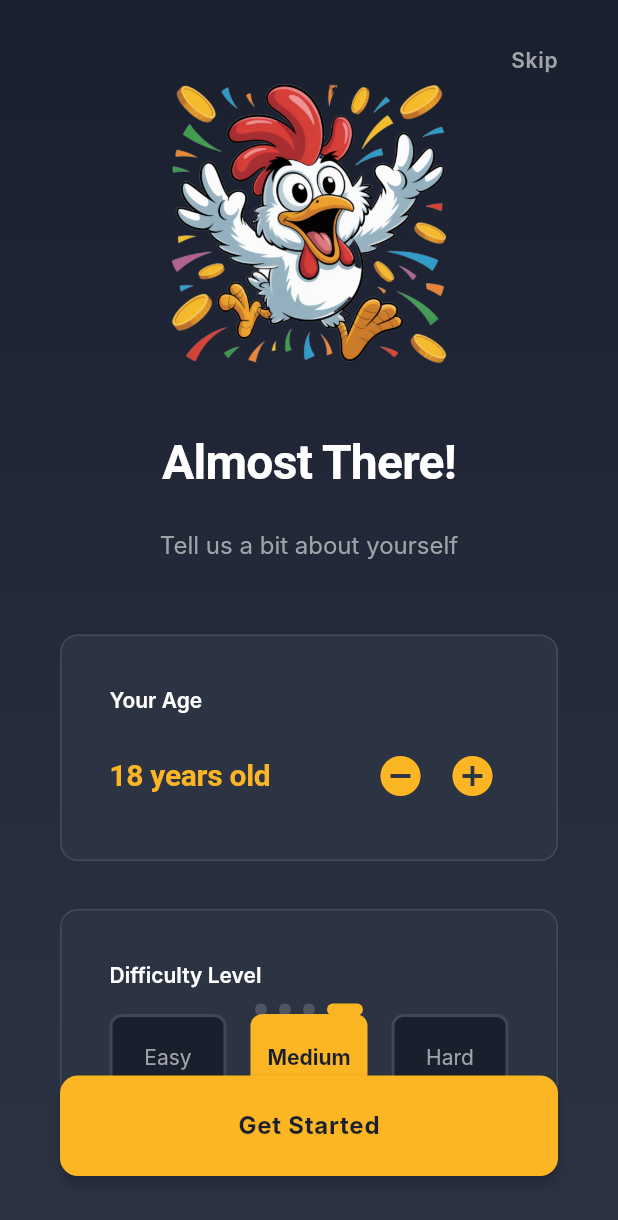
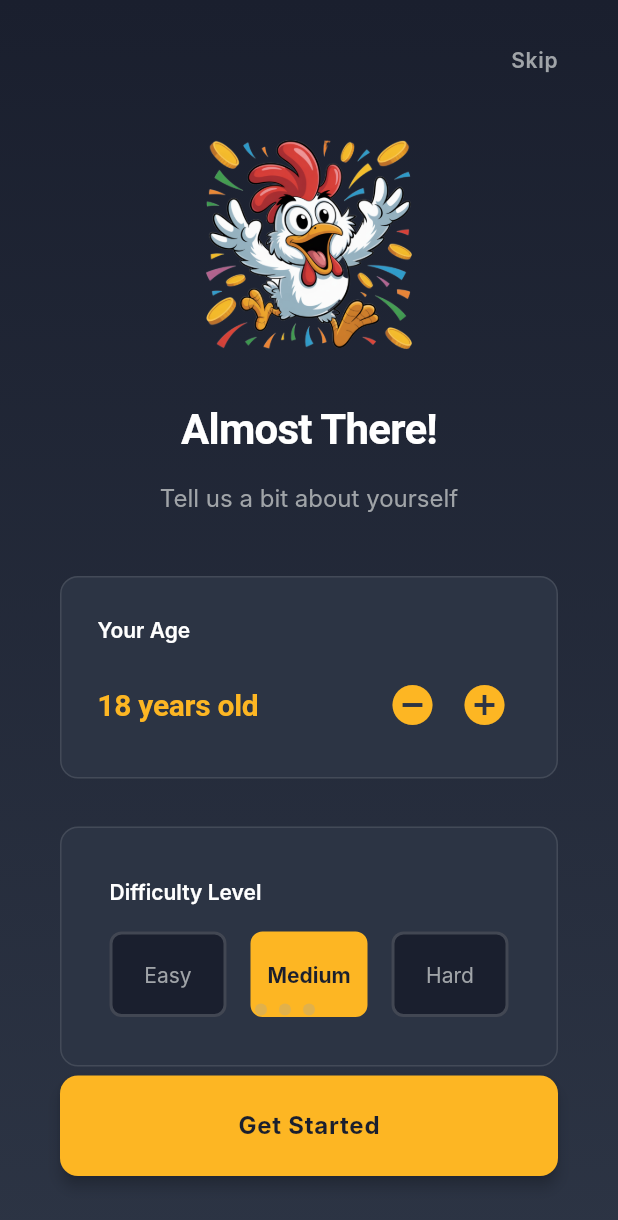
Before and after one commit to TheodorRooseveltDev/TG10, a Flutter app: the screen it shows after launch, swiped to page 4, on a phone screen of 412 x 824 dp. Shown: the top 1220 px of the screen. Run offline on Flutter 3.47's test engine with Material 3 defaults, Android fonts, the phone set to English and light mode, and no system bars; our stand-ins replace equatable, fl_chart, flutter_riverpod, freezed_annotation, riverpod_annotation, shared_preferences and 2 more; missing offline and left inert: flutter_inappwebview; accounts and stored records are empty; generated files the repository leaves out were written again; Roboto replaces fonts that are missing (Inter, Poppins); statements that could not run were skipped.

Commit message:
Refactor screens to use ResponsiveScaffold for improved layout on different devices

```diff
--- /dev/null
+++ b/lib/core/utils/responsive_utils.dart
@@ -0,0 +1,103 @@
+import 'package:flutter/material.dart';
+
+class ResponsiveUtils {
+  /// Check if device is a tablet (iPad, etc.)
+  static bool isTablet(BuildContext context) {
+    final size = MediaQuery.of(context).size;
+    // Tablets typically have diagonal > 7 inches (600dp shortest side)
+    return size.shortestSide >= 600;
+  }
+
+  /// Check if device is an iPad specifically
+  static bool isIPad(BuildContext context) {
+    final size = MediaQuery.of(context).size;
+    // iPad mini: 744 x 1133, iPad: 810 x 1080, iPad Pro: 1024 x 1366
+    return size.shortestSide >= 744;
+  }
+
+  /// Get scale factor for tablet devices
+  static double getScaleFactor(BuildContext context) {
+    if (isTablet(context)) {
+      return 0.7; // Scale down to 70% for tablets
+    }
+    return 1.0; // No scaling for phones
+  }
+
+  /// Get responsive font size
+  static double getFontSize(BuildContext context, double baseSize) {
+    return baseSize * getScaleFactor(context);
+  }
+
+  /// Get responsive spacing
+  static double getSpacing(BuildContext context, double baseSpacing) {
+    return baseSpacing * getScaleFactor(context);
+  }
+
+  /// Get responsive width
+  static double getWidth(BuildContext context, double baseWidth) {
+    return baseWidth * getScaleFactor(context);
+  }
+
+  /// Get responsive height
+  static double getHeight(BuildContext context, double baseHeight) {
+    return baseHeight * getScaleFactor(context);
+  }
+
+  /// Get maximum content width (for centering on large screens)
+  static double getMaxContentWidth(BuildContext context) {
+    final screenWidth = MediaQuery.of(context).size.width;
+    if (isTablet(context)) {
+      return screenWidth * 0.7; // 70% of screen width on tablets
+    }
+    return screenWidth;
+  }
+}
+
+/// Responsive wrapper widget that scales content for tablets
+class ResponsiveScaffold extends StatelessWidget {
+  final Widget child;
+  final Color? backgroundColor;
+
+  const ResponsiveScaffold({
+    super.key,
+    required this.child,
+    this.backgroundColor,
+  });
+
+  @override
+  Widget build(BuildContext context) {
+    final scaleFactor = ResponsiveUtils.getScaleFactor(context);
+    final isTablet = ResponsiveUtils.isTablet(context);
+
+    if (isTablet) {
+      // Wrap content in a scaled container for tablets
+      return Container(
+        color: backgroundColor,
+        child: Center(
+          child: Transform.scale(
+            scale: scaleFactor,
+            child: SizedBox(
+              width: MediaQuery.of(context).size.width / scaleFactor,
+              height: MediaQuery.of(context).size.height / scaleFactor,
+              child: child,
+            ),
+          ),
+        ),
+      );
+    }
+
+    // Return child as-is for phones
+    return child;
+  }
+}
+
+/// Extension on BuildContext for easier access to responsive values
+extension ResponsiveContext on BuildContext {
+  bool get isTablet => ResponsiveUtils.isTablet(this);
+  bool get isIPad => ResponsiveUtils.isIPad(this);
+  double get scaleFactor => ResponsiveUtils.getScaleFactor(this);
+
+  double responsive(double value) => value * scaleFactor;
+  double responsiveFontSize(double fontSize) => ResponsiveUtils.getFontSize(this, fontSize);
+  double responsiveSpacing(double spacing) => ResponsiveUtils.getSpacing(this, spacing);
+}
--- a/lib/features/achievements/achievements_screen.dart
+++ b/lib/features/achievements/achievements_screen.dart
@@ -5,6 +5,7 @@ import '../../core/theme/app_spacing.dart';
 import '../../core/theme/app_typography.dart';
 import '../../core/models/achievement.dart';
 import '../../core/providers/achievements_provider.dart';
+import '../../core/utils/responsive_utils.dart';
 
 class AchievementsScreen extends ConsumerWidget {
   const AchievementsScreen({super.key});
@@ -13,7 +14,9 @@ class AchievementsScreen extends ConsumerWidget {
   Widget build(BuildContext context, WidgetRef ref) {
     final achievementsAsync = ref.watch(achievementsProvider);
 
-    return Scaffold(
+    return ResponsiveScaffold(
+      backgroundColor: AppColors.primaryDark,
+      child: Scaffold(
         backgroundColor: AppColors.primaryDark,
         appBar: AppBar(
           backgroundColor: AppColors.surface,
@@ -140,6 +143,7 @@ class AchievementsScreen extends ConsumerWidget {
             'Error loading achievements',
             style: AppTypography.bodyMedium.copyWith(
               color: AppColors.textSecondary,
+            ),
           ),
         ),
       ),
--- a/lib/features/analytics/analytics_screen.dart
+++ b/lib/features/analytics/analytics_screen.dart
@@ -6,6 +6,7 @@ import '../../core/theme/app_spacing.dart';
 import '../../core/theme/app_typography.dart';
 import '../../core/providers/database_provider.dart';
 import '../../core/models/user_progress.dart';
+import '../../core/utils/responsive_utils.dart';
 
 class AnalyticsScreen extends ConsumerStatefulWidget {
   const AnalyticsScreen({super.key});
@@ -20,7 +21,9 @@ class _AnalyticsScreenState extends ConsumerState<AnalyticsScreen> {
 
   @override
   Widget build(BuildContext context) {
-    return Scaffold(
+    return ResponsiveScaffold(
+      backgroundColor: AppColors.primaryDark,
+      child: Scaffold(
         backgroundColor: AppColors.primaryDark,
         body: CustomScrollView(
           slivers: [
@@ -98,6 +101,7 @@ class _AnalyticsScreenState extends ConsumerState<AnalyticsScreen> {
             ),
           ),
         ],
+      ),
     ),
     );
   }
--- a/lib/features/home/home_screen.dart
+++ b/lib/features/home/home_screen.dart
@@ -5,6 +5,7 @@ import '../../core/theme/app_spacing.dart';
 import '../../core/theme/app_typography.dart';
 import '../../core/providers/statistics_provider.dart';
 import '../../core/providers/streak_provider.dart';
+import '../../core/utils/responsive_utils.dart';
 import '../quiz/topic_selection_screen.dart';
 import '../quiz/exam_mode_screen.dart';
 import '../settings/settings_screen.dart';
@@ -19,7 +20,9 @@ class HomeScreen extends ConsumerWidget {
     final statsAsync = ref.watch(statisticsProvider);
     final streakAsync = ref.watch(currentStreakProvider);
 
-    return Scaffold(
+    return ResponsiveScaffold(
+      backgroundColor: AppColors.primaryDark,
+      child: Scaffold(
         backgroundColor: AppColors.primaryDark,
         body: Stack(
           children: [
@@ -53,6 +56,7 @@ class HomeScreen extends ConsumerWidget {
             ),
           ),
         ],
+      ),
     ),
     );
   }
--- a/lib/features/onboarding/onboarding_screen.dart
+++ b/lib/features/onboarding/onboarding_screen.dart
@@ -5,6 +5,7 @@ import '../../core/theme/app_spacing.dart';
 import '../../core/theme/app_typography.dart';
 import '../../core/providers/settings_provider.dart';
 import '../../core/providers/database_provider.dart';
+import '../../core/utils/responsive_utils.dart';
 import '../home/home_screen.dart';
 
 class OnboardingScreen extends ConsumerStatefulWidget {
@@ -87,7 +88,9 @@ class _OnboardingScreenState extends ConsumerState<OnboardingScreen> {
 
   @override
   Widget build(BuildContext context) {
-    return Scaffold(
+    return ResponsiveScaffold(
+      backgroundColor: AppColors.primaryDark,
+      child: Scaffold(
         backgroundColor: AppColors.primaryDark,
         body: Stack(
           children: [
@@ -184,63 +187,71 @@ class _OnboardingScreenState extends ConsumerState<OnboardingScreen> {
           ),
         ],
       ),
+    ),
     );
   }
 
   Widget _buildPage(OnboardingPage page) {
-    return Padding(
+    return SingleChildScrollView(
+      child: Padding(
         padding: const EdgeInsets.all(AppSpacing.xl),
+        child: ConstrainedBox(
+          constraints: BoxConstraints(
+            minHeight: MediaQuery.of(context).size.height - 200,
+          ),
           child: Column(
             mainAxisAlignment: MainAxisAlignment.center,
             children: [
-          const Spacer(),
+              const SizedBox(height: AppSpacing.xxl),
 
               // Mascot image
               Image.asset(
                 page.image,
-            width: 250,
-            height: 250,
+                width: 200,
+                height: 200,
                 errorBuilder: (_, __, ___) => Container(
-              width: 250,
-              height: 250,
+                  width: 200,
+                  height: 200,
                   decoration: BoxDecoration(
                     color: AppColors.secondaryYellow,
                     shape: BoxShape.circle,
                   ),
                   child: const Icon(
                     Icons.directions_car,
-                size: 120,
+                    size: 100,
                     color: Colors.white,
                   ),
                 ),
               ),
 
-          const SizedBox(height: AppSpacing.xxl),
+              const SizedBox(height: AppSpacing.xl),
 
               // Title
               Text(
                 page.title,
                 style: AppTypography.h1.copyWith(
                   color: AppColors.textPrimary,
-              fontSize: 32,
+                  fontSize: 28,
                 ),
                 textAlign: TextAlign.center,
               ),
 
-          const SizedBox(height: AppSpacing.lg),
+              const SizedBox(height: AppSpacing.md),
 
               // Description
               Text(
                 page.description,
                 style: AppTypography.bodyLarge.copyWith(
                   color: AppColors.textSecondary,
-              height: 1.6,
+                  height: 1.5,
                 ),
                 textAlign: TextAlign.center,
               ),
 
-          const Spacer(flex: 2),
+              const SizedBox(height: AppSpacing.xxl),
             ],
+          ),
+        ),
       ),
     );
   }
@@ -260,41 +271,43 @@ class _OnboardingScreenState extends ConsumerState<OnboardingScreen> {
   }
 
   Widget _buildSettingsPage() {
-    return Padding(
+    return SingleChildScrollView(
+      child: Padding(
         padding: const EdgeInsets.all(AppSpacing.xl),
         child: Column(
+          mainAxisSize: MainAxisSize.min,
           mainAxisAlignment: MainAxisAlignment.center,
           children: [
-          const Spacer(),
+            const SizedBox(height: AppSpacing.xxl),
 
             // Chicky celebrate
             Image.asset(
               'assets/images/mascot/chicky_celebrate.png',
-            width: 200,
-            height: 200,
+              width: 150,
+              height: 150,
               errorBuilder: (_, __, ___) => Container(
-              width: 200,
-              height: 200,
+                width: 150,
+                height: 150,
                 decoration: BoxDecoration(
                   color: AppColors.secondaryYellow,
                   shape: BoxShape.circle,
                 ),
-              child: const Icon(Icons.celebration, size: 100, color: Colors.white),
+                child: const Icon(Icons.celebration, size: 80, color: Colors.white),
               ),
             ),
 
-          const SizedBox(height: AppSpacing.xl),
+              const SizedBox(height: AppSpacing.lg),
 
               Text(
                 'Almost There!',
                 style: AppTypography.h1.copyWith(
                   color: AppColors.textPrimary,
-              fontSize: 32,
+                  fontSize: 28,
                 ),
                 textAlign: TextAlign.center,
               ),
 
-          const SizedBox(height: AppSpacing.md),
+              const SizedBox(height: AppSpacing.sm),
 
               Text(
                 'Tell us a bit about yourself',
@@ -304,11 +317,11 @@ class _OnboardingScreenState extends ConsumerState<OnboardingScreen> {
                 textAlign: TextAlign.center,
               ),
 
-          const SizedBox(height: AppSpacing.xxl),
+              const SizedBox(height: AppSpacing.xl),
 
               // Age selector
               Container(
-            padding: const EdgeInsets.all(AppSpacing.lg),
+                padding: const EdgeInsets.all(AppSpacing.md),
                 decoration: BoxDecoration(
                   color: AppColors.surface,
                   borderRadius: BorderRadius.circular(12),
@@ -390,8 +403,10 @@ class _OnboardingScreenState extends ConsumerState<OnboardingScreen> {
             ),
           ),
 
-          const Spacer(flex: 2),
+          // Extra bottom padding so content doesn't hide behind page indicators and button
+          const SizedBox(height: 180),
         ],
+      ),
     ),
     );
   }
--- a/lib/features/quiz/exam_results_screen.dart
+++ b/lib/features/quiz/exam_results_screen.dart
@@ -4,6 +4,7 @@ import '../../core/theme/app_colors.dart';
 import '../../core/theme/app_spacing.dart';
 import '../../core/theme/app_typography.dart';
 import '../../core/constants/app_constants.dart';
+import '../../core/utils/responsive_utils.dart';
 import 'exam_mode_screen.dart';
 
 class ExamResultsScreen extends ConsumerWidget {
@@ -27,7 +28,9 @@ class ExamResultsScreen extends ConsumerWidget {
     final accuracyPercent = (correctAnswers / totalQuestions * 100).round();
     final isPassed = accuracyPercent >= AppConstants.examPassThresholdPercent;
 
-    return Scaffold(
+    return ResponsiveScaffold(
+      backgroundColor: AppColors.primaryDark,
+      child: Scaffold(
         backgroundColor: AppColors.primaryDark,
         body: Stack(
           children: [
@@ -66,6 +69,7 @@ class ExamResultsScreen extends ConsumerWidget {
             ),
           ),
         ],
+      ),
     ),
     );
   }
--- a/lib/features/quiz/quiz_results_screen.dart
+++ b/lib/features/quiz/quiz_results_screen.dart
@@ -3,6 +3,7 @@ import 'package:flutter_riverpod/flutter_riverpod.dart';
 import '../../core/theme/app_colors.dart';
 import '../../core/theme/app_spacing.dart';
 import '../../core/theme/app_typography.dart';
+import '../../core/utils/responsive_utils.dart';
 
 class QuizResultsScreen extends ConsumerWidget {
   final int totalQuestions;
@@ -25,7 +26,9 @@ class QuizResultsScreen extends ConsumerWidget {
     final accuracyPercent = (correctAnswers / totalQuestions * 100).round();
     final isPassed = accuracyPercent >= 70;
 
-    return Scaffold(
+    return ResponsiveScaffold(
+      backgroundColor: AppColors.primaryDark,
+      child: Scaffold(
         backgroundColor: AppColors.primaryDark,
         body: Stack(
           children: [
@@ -61,6 +64,7 @@ class QuizResultsScreen extends ConsumerWidget {
             ),
           ),
         ],
+      ),
     ),
     );
   }
--- a/lib/features/quiz/topic_selection_screen.dart
+++ b/lib/features/quiz/topic_selection_screen.dart
@@ -5,6 +5,7 @@ import '../../core/theme/app_spacing.dart';
 import '../../core/theme/app_typography.dart';
 import '../../core/constants/app_constants.dart';
 import '../../core/providers/statistics_provider.dart';
+import '../../core/utils/responsive_utils.dart';
 import 'quiz_screen.dart';
 
 class TopicSelectionScreen extends ConsumerWidget {
@@ -14,7 +15,9 @@ class TopicSelectionScreen extends ConsumerWidget {
   Widget build(BuildContext context, WidgetRef ref) {
     final statsAsync = ref.watch(statisticsProvider);
 
-    return Scaffold(
+    return ResponsiveScaffold(
+      backgroundColor: AppColors.primaryDark,
+      child: Scaffold(
         backgroundColor: AppColors.primaryDark,
         appBar: AppBar(
           backgroundColor: AppColors.surface,
@@ -42,6 +45,7 @@ class TopicSelectionScreen extends ConsumerWidget {
             ),
           ),
         ],
+      ),
     ),
     );
   }
--- a/lib/features/settings/webview_screen.dart
+++ b/lib/features/settings/webview_screen.dart
@@ -2,6 +2,7 @@ import 'package:flutter/material.dart';
 import 'package:flutter_inappwebview/flutter_inappwebview.dart';
 import '../../core/theme/app_colors.dart';
 import '../../core/theme/app_typography.dart';
+import '../../core/utils/responsive_utils.dart';
 
 class WebViewScreen extends StatefulWidget {
   final String url;
@@ -23,7 +24,9 @@ class _WebViewScreenState extends State<WebViewScreen> {
 
   @override
   Widget build(BuildContext context) {
-    return Scaffold(
+    return ResponsiveScaffold(
+      backgroundColor: AppColors.primaryDark,
+      child: Scaffold(
         backgroundColor: AppColors.primaryDark,
         appBar: AppBar(
           backgroundColor: AppColors.surface,
@@ -96,6 +99,7 @@ class _WebViewScreenState extends State<WebViewScreen> {
           ),
         ],
       ),
+    ),
     );
   }
 }
```
Also changed, not shown: lib/features/quiz/exam_mode_screen.dart (+8 -1 lines), lib/features/quiz/quiz_screen.dart (+9 -2 lines), lib/features/settings/settings_screen.dart (+14 -7 lines). Lines whose indentation alone changed are shown as unchanged.
